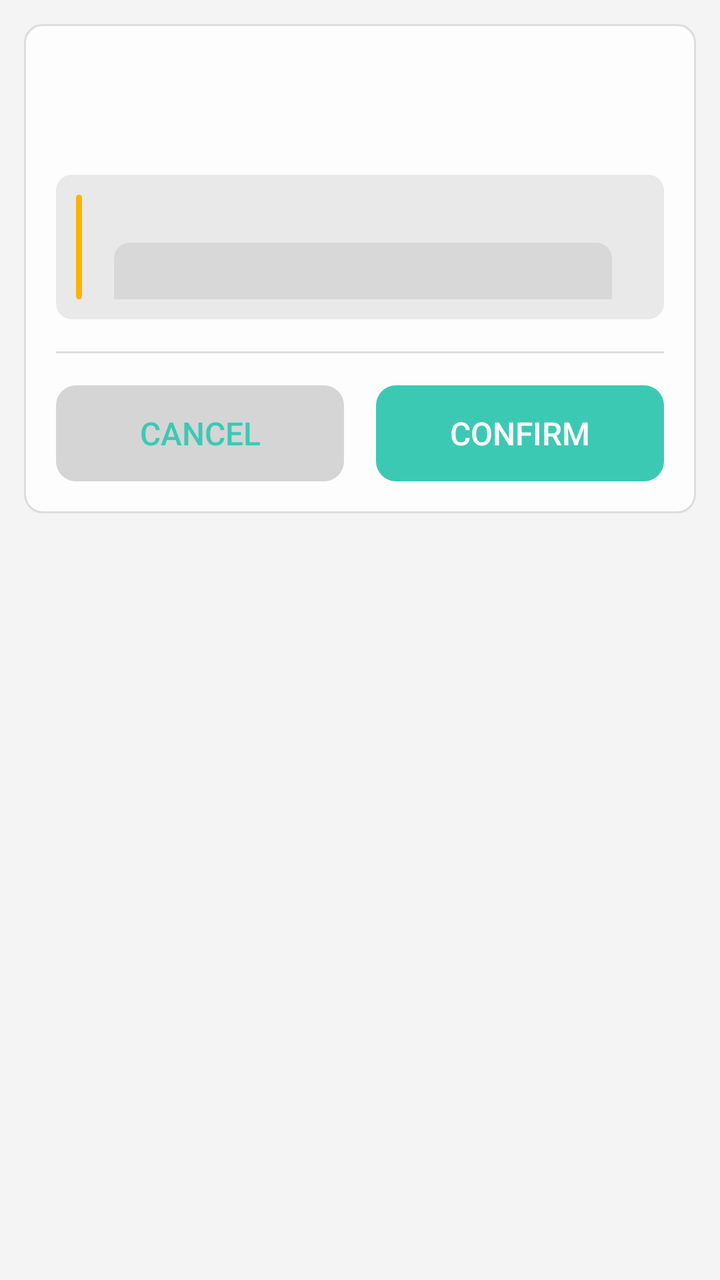
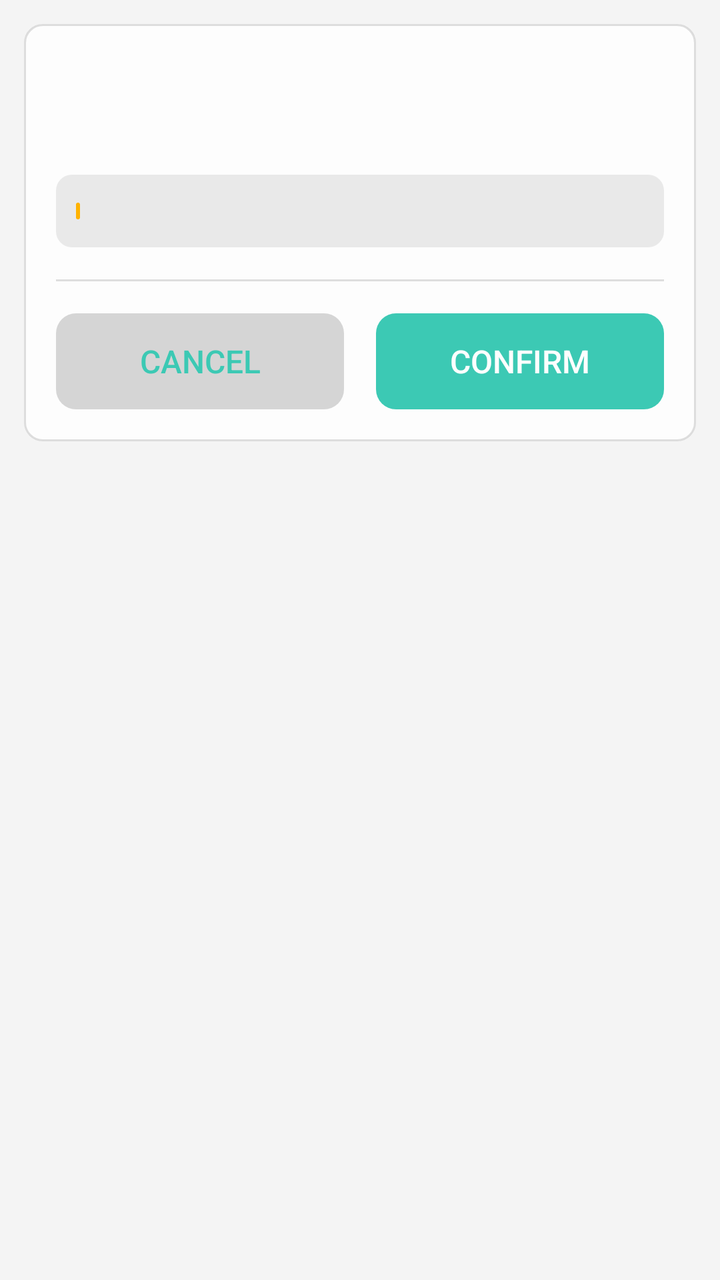

The first picture is an Android layout as it rendered before a commit; the second is the same layout after the commit. The layout source and the unified diff follow.
<!-- AndroidManifest.xml: application theme AppTheme -->
<!-- res/layout/kr_dialog_params_small.xml -->
<?xml version="1.0" encoding="utf-8"?>
<LinearLayout xmlns:android="http://schemas.android.com/apk/res/android"
    xmlns:app="http://schemas.android.com/apk/res-auto"
    style="@style/dialogRoot"
    android:clickable="true"
    android:focusable="true"
    android:orientation="vertical"
    android:layout_width="match_parent"
    android:layout_height="wrap_content">

    <LinearLayout
        android:layout_width="match_parent"
        android:layout_height="wrap_content"
        android:background="@drawable/krscript_item_ripple_kon"
        android:orientation="vertical">

        <TextView
            android:id="@+id/title"
            style="@style/dialogTitle" />

        <TextView
            android:id="@+id/desc"
            style="@style/dialogDesc" />

        <LinearLayout
            android:id="@+id/warn_layout"
            style="@style/dialogWarnContainer"
            android:gravity="center_vertical"
            android:orientation="horizontal">
        
            <ImageView
                android:layout_width="3dp"
                android:layout_height="match_parent"
                android:src="@drawable/kr_param_warn"
                android:contentDescription="@null" />
        
            <TextView
                android:id="@+id/warn"
                style="@style/dialogWarn"
                android:paddingStart="10dp" />
        </LinearLayout>

        <TextView
            android:id="@+id/kr_rows"
            android:layout_width="match_parent"
            android:layout_height="wrap_content"
            android:layout_marginHorizontal="16dp"
            android:visibility="gone"
            style="@style/textSmall" />

        <ImageView
            android:id="@+id/kr_rows_photo"
            android:layout_width="match_parent"
            android:layout_height="wrap_content"
            android:layout_marginHorizontal="16dp"
            android:layout_marginTop="8dp"
            android:visibility="gone"
            android:scaleType="fitCenter"
            android:adjustViewBounds="true" />

        <FrameLayout
            android:id="@+id/kr_params_center"
            android:layout_marginTop="16dp"
            android:layout_marginHorizontal="16dp"
            android:layout_width="match_parent"
            android:layout_height="wrap_content"
            android:layout_gravity="center_vertical" />

        
        <View
            android:layout_width="match_parent"
            android:layout_height="1dp"
            android:layout_marginHorizontal="16dp"
            android:layout_marginBottom="16dp"
            android:background="?android:attr/listDivider" />

        <LinearLayout
            android:layout_width="match_parent"
            android:layout_height="wrap_content"
            android:layout_marginBottom="16dp"
            android:layout_marginHorizontal="16dp"
            android:orientation="horizontal">

            <Button
                android:id="@id/btn_cancel"
                style="@style/dialogCancelBtn"
                android:text="@string/btn_cancel" />

            <Button
                android:id="@id/btn_confirm"
                style="@style/dialogConfirmBtn"
                android:text="@string/btn_confirm" />
        </LinearLayout>
    </LinearLayout>
</LinearLayout>
<!-- resources referenced by this layout -->
<resources>
  <!-- drawable kr_param_warn (drawable) -->
  <?xml version="1.0" encoding="utf-8"?>
  <shape xmlns:android="http://schemas.android.com/apk/res/android"
      android:shape="rectangle">
      <size android:width="2dp" />
      <solid android:color="@color/warning" />
      <corners android:radius="2dp" />
  </shape>
  <string name="btn_cancel">Cancel</string>
  <string name="btn_confirm">Confirm</string>
  <style name="dialogCancelBtn" parent="dialogLargeBtn">
          <item name="android:layout_marginStart">0dp</item>
          <item name="android:background">@drawable/btn_bg_large_secondary</item>
      </style>
  <style name="dialogConfirmBtn" parent="dialogLargeBtn">
          <item name="android:textColor">#FFFFFF</item>
          <item name="android:background">@drawable/btn_bg_large</item>
      </style>
  <style name="dialogDesc" parent="@style/textSmall">
          <item name="android:paddingStart">16dp</item>
          <item name="android:paddingEnd">16dp</item>
          <item name="android:paddingTop">8dp</item>
          <item name="android:layout_width">match_parent</item>
          <item name="android:layout_height">wrap_content</item>
      </style>
  <style name="dialogRoot">
          <item name="android:layout_width">match_parent</item>
          <item name="android:layout_height">match_parent</item>
          <item name="android:orientation">vertical</item>
          <item name="android:padding">12dp</item>
      </style>
  <style name="dialogTitle" parent="@style/textTitle">
          <item name="android:paddingStart">16dp</item>
          <item name="android:paddingEnd">16dp</item>
          <item name="android:paddingTop">16dp</item>
          <item name="android:layout_width">match_parent</item>
          <item name="android:layout_height">wrap_content</item>
      </style>
  <style name="dialogWarn" parent="@style/textSmall">
          <item name="android:layout_width">0dp</item>
          <item name="android:layout_height">wrap_content</item>
          <item name="android:layout_weight">1</item>
      </style>
  <style name="textSmall">
          <item name="android:textColor">?android:attr/textColorSecondary</item>
          <item name="android:textSize">12sp</item>
      </style>
  <color name="warning">#FFB300</color>
  <style name="textTitle">
          <item name="android:textColor">?android:attr/textColorPrimary</item>
          <item name="android:textStyle">bold</item>
          <item name="android:textSize">14dp</item>
      </style>
  <!-- drawable in_card_item_inactive (drawable) -->
  <?xml version="1.0" encoding="utf-8"?>
  <shape xmlns:android="http://schemas.android.com/apk/res/android"
      android:shape="rectangle">
      <solid android:color="?attr/colorParse" />
      <corners android:radius="8dp" />
  </shape>
  <color name="colorPrimary">#64CDB6</color>
  <color name="colorPrimaryDark">#30C7B6</color>
  <color name="colorAccent">#0dbda2</color>
  <color name="colorParseDark">#20605f5f</color>
  <color name="colorPirmDark">#20000000</color>
  <color name="status_bg_light">@android:color/white</color>
  <color name="window_bg_light">#f4f4f4</color>
  <color name="cardBgLight">#CCFFFFFF</color>
  <dimen name="activity_horizontal_margin">16dp</dimen>
  <dimen name="kr_spinner_popup_radius">8dp</dimen>
  <!-- drawable switch_track_close (drawable) -->
  <?xml version="1.0" encoding="utf-8"?>
  <shape xmlns:android="http://schemas.android.com/apk/res/android">
      <solid android:color="?attr/colorPirm" />
      <corners android:radius="10dp" />
      <size android:width="66dp" android:height="20dp" />
  </shape>
  <!-- unchanged entries left out for length: 23 -->
</resources>

<!-- the commit's change to res/layout/kr_dialog_params_small.xml (unified diff, before → after) -->
@@ -29,8 +29,10 @@
             android:orientation="horizontal">
         
             <ImageView
-                android:layout_width="3dp"
+                android:layout_width="wrap_content"
                 android:layout_height="match_parent"
+                android:layout_marginVertical="4dp"
+                android:adjustViewBounds="true"
                 android:src="@drawable/kr_param_warn"
                 android:contentDescription="@null" />
         
<!-- resource entries referenced after the edit -->
@@ -24,6 +24,7 @@
           <item name="android:paddingTop">8dp</item>
           <item name="android:layout_width">match_parent</item>
           <item name="android:layout_height">wrap_content</item>
+          <item name="android:breakStrategy">simple</item>
       </style>
   <style name="dialogRoot">
           <item name="android:layout_width">match_parent</item>
@@ -37,21 +38,25 @@
           <item name="android:paddingTop">16dp</item>
           <item name="android:layout_width">match_parent</item>
           <item name="android:layout_height">wrap_content</item>
+          <item name="android:breakStrategy">simple</item>
       </style>
   <style name="dialogWarn" parent="@style/textSmall">
           <item name="android:layout_width">0dp</item>
           <item name="android:layout_height">wrap_content</item>
           <item name="android:layout_weight">1</item>
+          <item name="android:breakStrategy">simple</item>
       </style>
   <style name="textSmall">
           <item name="android:textColor">?android:attr/textColorSecondary</item>
           <item name="android:textSize">12sp</item>
+          <item name="android:breakStrategy">simple</item>
       </style>
   <color name="warning">#FFB300</color>
-  <style name="textTitle">
+  <style name="textTitle" parent="@style/TextAppearance.AppCompat.Title">
           <item name="android:textColor">?android:attr/textColorPrimary</item>
           <item name="android:textStyle">bold</item>
           <item name="android:textSize">14dp</item>
+          <item name="android:breakStrategy">simple</item>
       </style>
   <!-- drawable in_card_item_inactive (drawable) -->
   <?xml version="1.0" encoding="utf-8"?>
